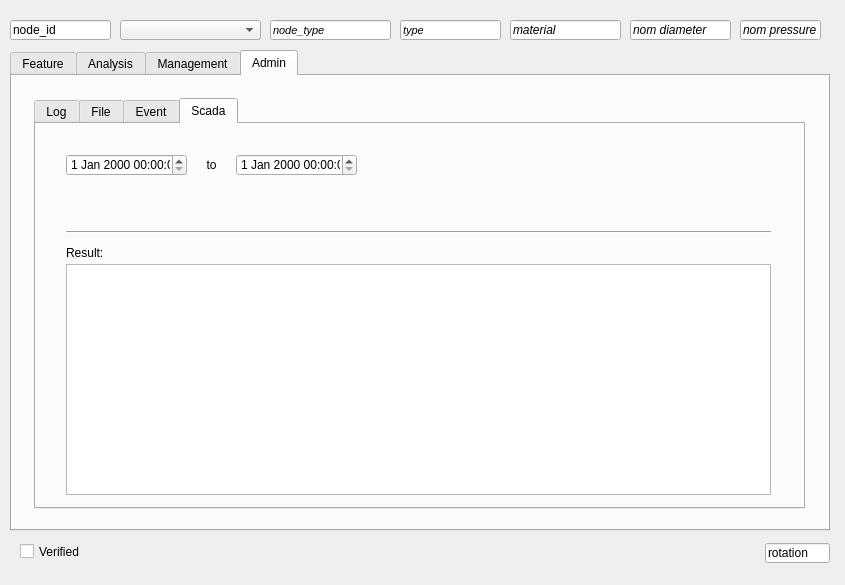
First picture: the form in ui/ws_node .ui, repository Giswater/giswater_qgis_plugin, before the edit.
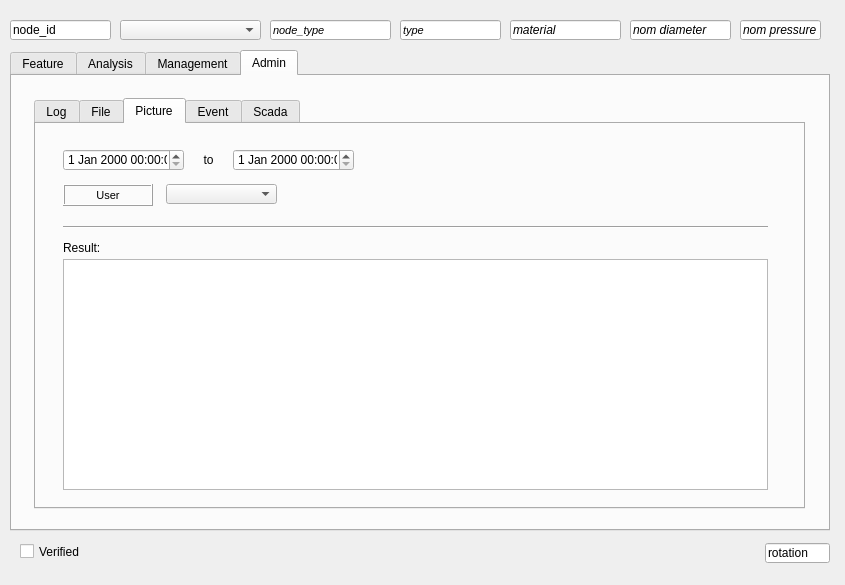
Second picture: the form after the edit. The open tabs and pages were chosen to show the change.

```diff
--- a/ui/ws_node .ui
+++ b/ui/ws_node .ui
@@ -3300,7 +3300,7 @@
       </rect>
      </property>
      <property name="currentIndex">
-      <number>3</number>
+      <number>2</number>
      </property>
      <widget class="QWidget" name="tab">
       <attribute name="title">
@@ -3726,6 +3726,172 @@
        </property>
       </widget>
      </widget>
+     <widget class="QWidget" name="tab_15">
+      <attribute name="title">
+       <string>Picture</string>
+      </attribute>
+      <widget class="Line" name="line_5">
+       <property name="geometry">
+        <rect>
+         <x>27</x>
+         <y>95</y>
+         <width>705</width>
+         <height>16</height>
+        </rect>
+       </property>
+       <property name="orientation">
+        <enum>Qt::Horizontal</enum>
+       </property>
+      </widget>
+      <widget class="QDateTimeEdit" name="dateTimeEdit_10">
+       <property name="geometry">
+        <rect>
+         <x>197</x>
+         <y>25</y>
+         <width>121</width>
+         <height>22</height>
+        </rect>
+       </property>
+      </widget>
+      <widget class="QLabel" name="label_138">
+       <property name="geometry">
+        <rect>
+         <x>157</x>
+         <y>25</y>
+         <width>31</width>
+         <height>22</height>
+        </rect>
+       </property>
+       <property name="font">
+        <font>
+         <pointsize>9</pointsize>
+        </font>
+       </property>
+       <property name="frameShape">
+        <enum>QFrame::NoFrame</enum>
+       </property>
+       <property name="frameShadow">
+        <enum>QFrame::Raised</enum>
+       </property>
+       <property name="text">
+        <string>to</string>
+       </property>
+       <property name="textFormat">
+        <enum>Qt::AutoText</enum>
+       </property>
+       <property name="scaledContents">
+        <bool>false</bool>
+       </property>
+       <property name="alignment">
+        <set>Qt::AlignCenter</set>
+       </property>
+       <property name="margin">
+        <number>3</number>
+       </property>
+      </widget>
+      <widget class="QTableWidget" name="tableWidget_11">
+       <property name="geometry">
+        <rect>
+         <x>27</x>
+         <y>135</y>
+         <width>705</width>
+         <height>231</height>
+        </rect>
+       </property>
+      </widget>
+      <widget class="QLabel" name="label_62">
+       <property name="geometry">
+        <rect>
+         <x>27</x>
+         <y>60</y>
+         <width>90</width>
+         <height>22</height>
+        </rect>
+       </property>
+       <property name="font">
+        <font>
+         <pointsize>8</pointsize>
+        </font>
+       </property>
+       <property name="frameShape">
+        <enum>QFrame::Box</enum>
+       </property>
+       <property name="frameShadow">
+        <enum>QFrame::Raised</enum>
+       </property>
+       <property name="text">
+        <string>User</string>
+       </property>
+       <property name="textFormat">
+        <enum>Qt::AutoText</enum>
+       </property>
+       <property name="scaledContents">
+        <bool>false</bool>
+       </property>
+       <property name="alignment">
+        <set>Qt::AlignCenter</set>
+       </property>
+       <property name="margin">
+        <number>3</number>
+       </property>
+      </widget>
+      <widget class="QDateTimeEdit" name="dateTimeEdit_11">
+       <property name="geometry">
+        <rect>
+         <x>27</x>
+         <y>25</y>
+         <width>121</width>
+         <height>22</height>
+        </rect>
+       </property>
+      </widget>
+      <widget class="QLabel" name="label_139">
+       <property name="geometry">
+        <rect>
+         <x>27</x>
+         <y>113</y>
+         <width>90</width>
+         <height>22</height>
+        </rect>
+       </property>
+       <property name="font">
+        <font>
+         <pointsize>9</pointsize>
+        </font>
+       </property>
+       <property name="frameShape">
+        <enum>QFrame::NoFrame</enum>
+       </property>
+       <property name="frameShadow">
+        <enum>QFrame::Plain</enum>
+       </property>
+       <property name="text">
+        <string>Result:</string>
+       </property>
+       <property name="textFormat">
+        <enum>Qt::AutoText</enum>
+       </property>
+       <property name="scaledContents">
+        <bool>false</bool>
+       </property>
+       <property name="alignment">
+        <set>Qt::AlignLeading|Qt::AlignLeft|Qt::AlignVCenter</set>
+       </property>
+       <property name="margin">
+        <number>3</number>
+       </property>
+      </widget>
+      <widget class="QComboBox" name="comboBox_36">
+       <property name="geometry">
+        <rect>
+         <x>130</x>
+         <y>60</y>
+         <width>111</width>
+         <height>20</height>
+        </rect>
+       </property>
+      </widget>
+     </widget>
      <widget class="QWidget" name="tab_2">
       <attribute name="title">
        <string>Event</string>
```
Left out of the diff: 7 changed lines with no effect on the pictures.
